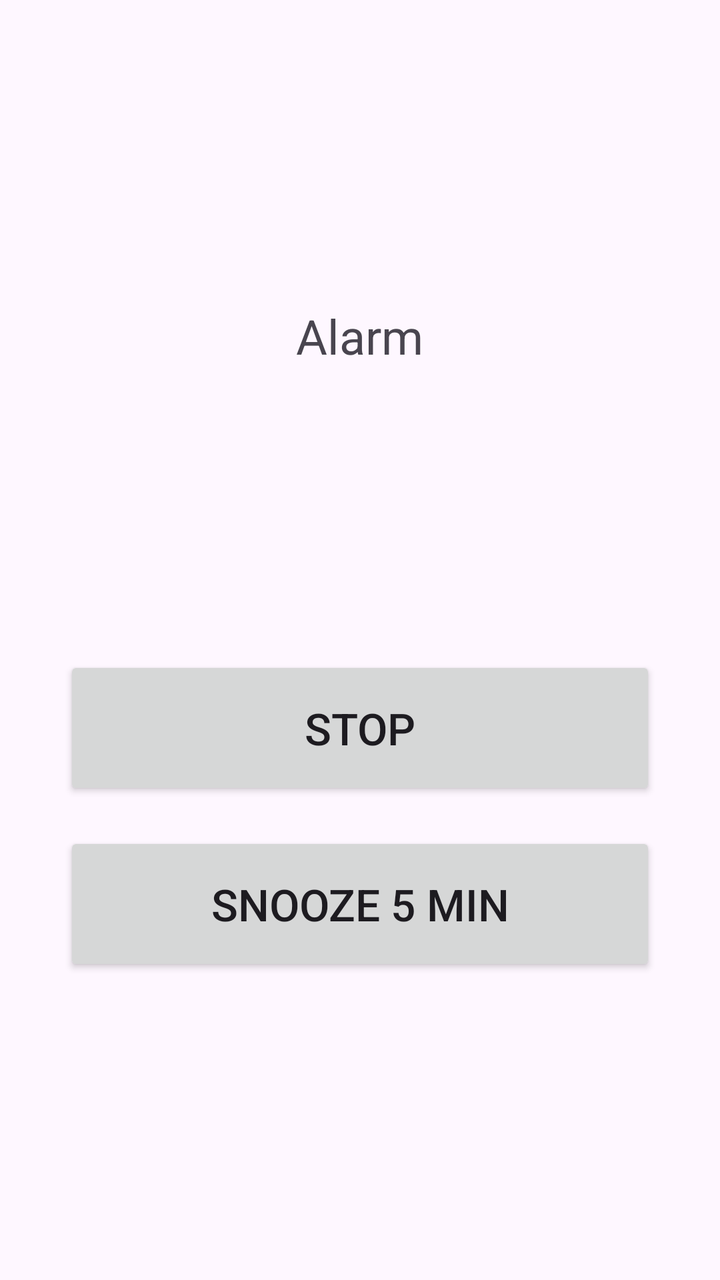
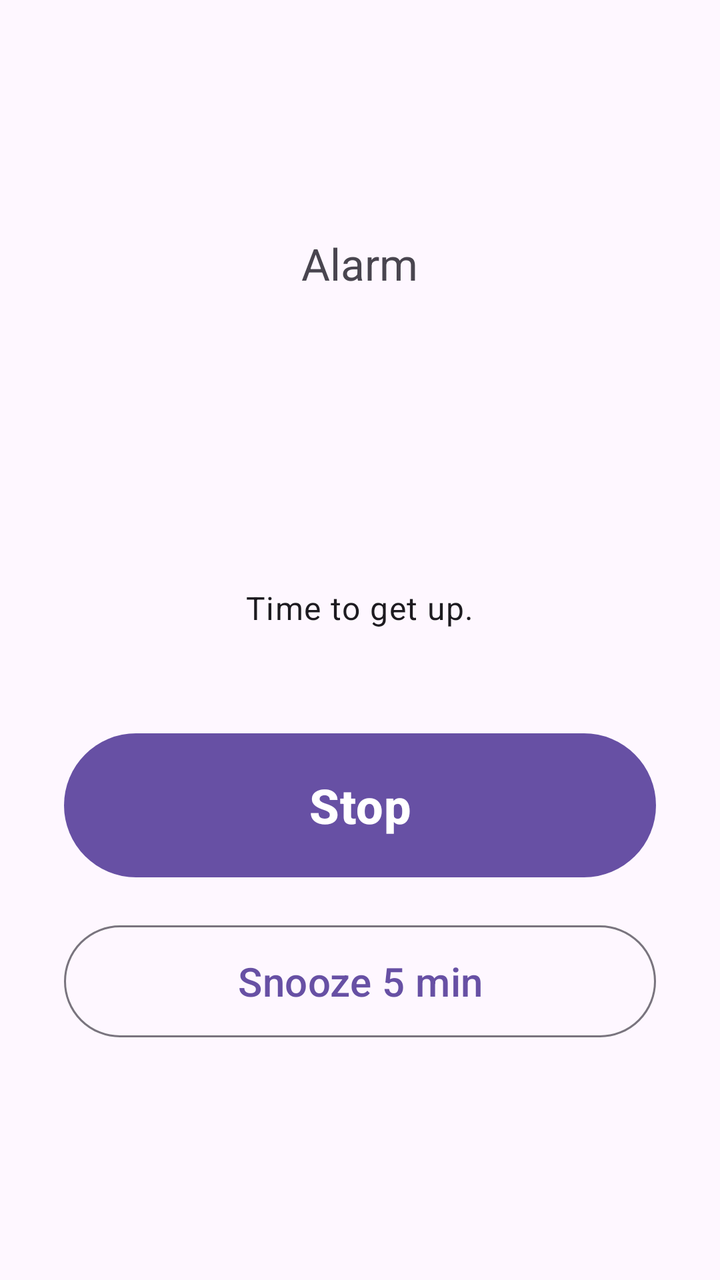

Before-and-after screenshots of an Android layout around one commit, followed by the original layout XML and the change that was made.
<!-- AndroidManifest.xml: activity theme Theme.FamilyGuard -->
<!-- res/layout/activity_alarm.xml -->
<?xml version="1.0" encoding="utf-8"?>
<LinearLayout xmlns:android="http://schemas.android.com/apk/res/android"
    android:layout_width="match_parent"
    android:layout_height="match_parent"
    android:gravity="center"
    android:orientation="vertical"
    android:padding="32dp">

    <TextView
        android:layout_width="wrap_content"
        android:layout_height="wrap_content"
        android:text="@string/alarm_title"
        android:textSize="24sp" />

    <TextView
        android:id="@+id/alarm_time"
        android:layout_width="wrap_content"
        android:layout_height="wrap_content"
        android:layout_marginBottom="48dp"
        android:textSize="72sp"
        android:textStyle="bold" />

    <Button
        android:id="@+id/alarm_stop"
        android:layout_width="match_parent"
        android:layout_height="72dp"
        android:layout_marginBottom="16dp"
        android:text="@string/alarm_stop"
        android:textSize="22sp" />

    <Button
        android:id="@+id/alarm_snooze"
        android:layout_width="match_parent"
        android:layout_height="72dp"
        android:text="@string/alarm_snooze"
        android:textSize="22sp" />
</LinearLayout>
<!-- resources referenced by this layout -->
<resources>
  <string name="alarm_snooze">Snooze 5 min</string>
  <string name="alarm_stop">Stop</string>
  <string name="alarm_title">Alarm</string>
  <style name="Theme.FamilyGuard" parent="Theme.Material3.DayNight.NoActionBar" />
</resources>

<!-- the commit's change to res/layout/activity_alarm.xml (unified diff, before → after) -->
@@ -2,6 +2,7 @@
 <LinearLayout xmlns:android="http://schemas.android.com/apk/res/android"
     android:layout_width="match_parent"
     android:layout_height="match_parent"
+    android:background="?attr/colorSurface"
     android:gravity="center"
     android:orientation="vertical"
     android:padding="32dp">
@@ -10,28 +11,47 @@
         android:layout_width="wrap_content"
         android:layout_height="wrap_content"
         android:text="@string/alarm_title"
-        android:textSize="24sp" />
+        android:textAppearance="?attr/textAppearanceTitleLarge"
+        android:textColor="?attr/colorOnSurfaceVariant" />
 
     <TextView
         android:id="@+id/alarm_time"
         android:layout_width="wrap_content"
         android:layout_height="wrap_content"
-        android:layout_marginBottom="48dp"
-        android:textSize="72sp"
+        android:textAppearance="?attr/textAppearanceDisplayLarge"
+        android:textColor="?attr/colorOnSurface"
+        android:textSize="88sp"
         android:textStyle="bold" />
 
-    <Button
+    <TextView
+        android:id="@+id/alarm_day"
+        android:layout_width="wrap_content"
+        android:layout_height="wrap_content"
+        android:textAppearance="?attr/textAppearanceTitleMedium"
+        android:textColor="?attr/colorOnSurfaceVariant" />
+
+    <TextView
+        android:layout_width="wrap_content"
+        android:layout_height="wrap_content"
+        android:layout_marginTop="8dp"
+        android:layout_marginBottom="48dp"
+        android:text="@string/alarm_text"
+        android:textAppearance="?attr/textAppearanceBodyLarge" />
+
+    <com.google.android.material.button.MaterialButton
         android:id="@+id/alarm_stop"
         android:layout_width="match_parent"
-        android:layout_height="72dp"
+        android:layout_height="80dp"
         android:layout_marginBottom="16dp"
         android:text="@string/alarm_stop"
-        android:textSize="22sp" />
+        android:textSize="24sp"
+        android:textStyle="bold" />
 
-    <Button
+    <com.google.android.material.button.MaterialButton
         android:id="@+id/alarm_snooze"
+        style="@style/Widget.Material3.Button.OutlinedButton"
         android:layout_width="match_parent"
-        android:layout_height="72dp"
+        android:layout_height="64dp"
         android:text="@string/alarm_snooze"
-        android:textSize="22sp" />
+        android:textSize="20sp" />
 </LinearLayout>
<!-- resource entries referenced after the edit -->
@@ -2,6 +2,7 @@
 <resources>
   <string name="alarm_snooze">Snooze 5 min</string>
   <string name="alarm_stop">Stop</string>
+  <string name="alarm_text">Time to get up.</string>
   <string name="alarm_title">Alarm</string>
   <style name="Theme.FamilyGuard" parent="Theme.Material3.DayNight.NoActionBar" />
 </resources>
